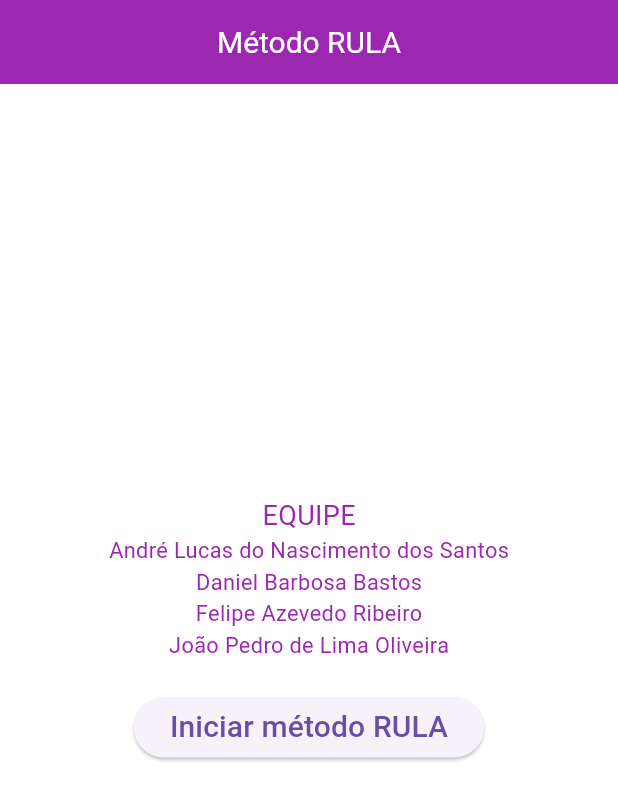
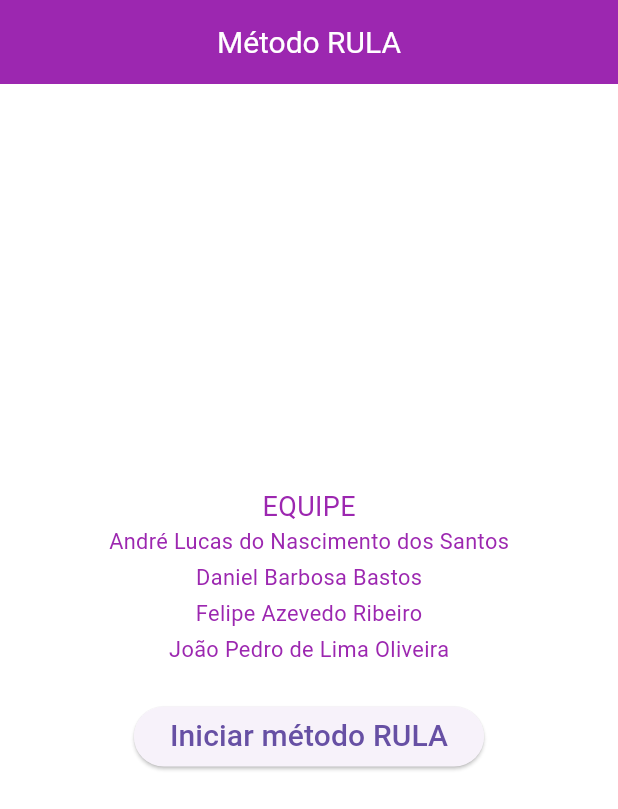
Before and after one commit to feliperfdev/metodo_rula, a Flutter app: the screen it shows after launch, on a phone screen of 412 x 824 dp. Shown: the top 809 px of the screen. Run offline on Flutter 3.47's test engine with Material 3 defaults, Android fonts, the phone set to English and light mode, and no system bars; our stand-ins replace flutter_modular.

```diff
--- /dev/null
+++ b/lib/core/utils/app_routes.dart
@@ -0,0 +1,13 @@
+abstract class AppRoutes {
+  static const String armPositionSideQuestions =
+      '/arm_position_side_questions_page/';
+  static const String forearm = '/forearm_page/';
+  static const String fist = '/fist_page/';
+  static const String tableA = '/table_a_page/';
+  static const String muscularContraction = '/muscular_contraction_page/';
+  static const String strengthAndLoad = '/strength_and_load_page/';
+  static const String neckPosition = '/neck_position_page/';
+  static const String trunkPosition = '/trunk_position_page/';
+  static const String tableC = '/table_c_page/';
+  static const String rula = '/rula_page/';
+}
--- a/lib/modules/home/controllers/home_controller.dart
+++ b/lib/modules/home/controllers/home_controller.dart
@@ -1,3 +1,13 @@
-abstract class HomeController {}
+abstract class HomeController {
+  abstract final List<String> members;
+}
 
-class HomeControllerImpl implements HomeController {}
+class HomeControllerImpl implements HomeController {
+  @override
+  final List<String> members = [
+    'André Lucas do Nascimento dos Santos',
+    'Daniel Barbosa Bastos',
+    'Felipe Azevedo Ribeiro',
+    'João Pedro de Lima Oliveira',
+  ];
+}
--- a/lib/modules/home/home_module.dart
+++ b/lib/modules/home/home_module.dart
@@ -1,4 +1,5 @@
 import 'package:flutter_modular/flutter_modular.dart';
+import 'package:metodo_rula/core/utils/app_routes.dart';
 import 'package:metodo_rula/modules/home/controllers/home_controller.dart';
 import 'package:metodo_rula/modules/home/pages/home_page.dart';
 
@@ -17,7 +18,7 @@ class HomeModule extends Module {
           child: (_, args) => const HomePage(),
         ),
         ModuleRoute(
-          '/rula/',
+          AppRoutes.rula,
           module: RulaModule(),
         ),
       ];
--- a/lib/modules/home/pages/home_page.dart
+++ b/lib/modules/home/pages/home_page.dart
@@ -1,8 +1,18 @@
 import 'package:flutter/material.dart';
 import 'package:flutter_modular/flutter_modular.dart';
+import 'package:metodo_rula/core/utils/app_routes.dart';
 
-class HomePage extends StatelessWidget {
+import '../controllers/home_controller.dart';
+
+class HomePage extends StatefulWidget {
   const HomePage({super.key});
+
+  @override
+  State<HomePage> createState() => _HomePageState();
+}
+
+class _HomePageState extends State<HomePage> {
+  final controller = Modular.get<HomeController>();
 
   @override
   Widget build(BuildContext context) {
@@ -16,50 +26,32 @@ class HomePage extends StatelessWidget {
       body: Column(
         mainAxisAlignment: MainAxisAlignment.center,
         children: [
-          const Column(
+          Column(
             children: [
-              Text(
+              const Text(
                 'EQUIPE',
                 style: TextStyle(
                   fontSize: 18,
                   color: Colors.purple,
                 ),
               ),
-              Text(
-                'André Lucas do Nascimento dos Santos',
-                style: TextStyle(
-                  color: Colors.purple,
-                  fontSize: 14.5,
+              for (final member in controller.members) ...{
+                Text(
+                  member,
+                  style: const TextStyle(
+                    color: Colors.purple,
+                    fontSize: 14.5,
+                  ),
                 ),
-              ),
-              Text(
-                'Daniel Barbosa Bastos',
-                style: TextStyle(
-                  color: Colors.purple,
-                  fontSize: 14.5,
-                ),
-              ),
-              Text(
-                'Felipe Azevedo Ribeiro',
-                style: TextStyle(
-                  color: Colors.purple,
-                  fontSize: 14.5,
-                ),
-              ),
-              Text(
-                'João Pedro de Lima Oliveira',
-                style: TextStyle(
-                  color: Colors.purple,
-                  fontSize: 14.5,
-                ),
-              ),
+                const SizedBox(height: 3),
+              },
             ],
           ),
           const SizedBox(height: 20),
           Center(
             child: ElevatedButton(
               onPressed: () {
-                Modular.to.pushNamed('/rula/');
+                Modular.to.pushNamed(AppRoutes.rula);
               },
               child: const Text(
                 'Iniciar método RULA',
--- a/lib/modules/rula/presenter/pages/arm_position_page.dart
+++ b/lib/modules/rula/presenter/pages/arm_position_page.dart
@@ -1,5 +1,6 @@
 import 'package:flutter/material.dart';
 import 'package:flutter_modular/flutter_modular.dart';
+import 'package:metodo_rula/core/utils/app_routes.dart';
 import 'package:metodo_rula/core/utils/widgets/custom_button_widget.dart';
 import 'package:metodo_rula/core/utils/widgets/score_setter_widget.dart';
 
@@ -84,7 +85,7 @@ class _ArmPositionPageState extends State<ArmPositionPage> {
               enabled: controller.buttonEnabled,
               text: 'Próximo',
               onTap: () {
-                Modular.to.pushNamed('./arm-pos-side-questions/');
+                Modular.to.pushNamed('.${AppRoutes.armPositionSideQuestions}');
               },
             ),
           ],
--- a/lib/modules/rula/presenter/pages/arm_position_side_questions_page.dart
+++ b/lib/modules/rula/presenter/pages/arm_position_side_questions_page.dart
@@ -1,5 +1,6 @@
 import 'package:flutter/material.dart';
 import 'package:flutter_modular/flutter_modular.dart';
+import 'package:metodo_rula/core/utils/app_routes.dart';
 import 'package:metodo_rula/core/utils/widgets/custom_button_widget.dart';
 
 import '../controllers/arm_position_controller.dart';
@@ -108,7 +109,7 @@ class _ArmPositionSideQuestionsPageState
                 onTap: () {
                   controller.leftScore += controller.totalTrueInLeft;
                   controller.rightScore += controller.totalTrueInRight;
-                  Modular.to.pushNamed('./../forearm/').then(
+                  Modular.to.pushNamed('./..${AppRoutes.forearm}').then(
                     (_) {
                       for (final question in controller.sideQuestionsLeft) {
                         setState(() {
--- a/lib/modules/rula/presenter/pages/fist_position_page.dart
+++ b/lib/modules/rula/presenter/pages/fist_position_page.dart
@@ -1,5 +1,6 @@
 import 'package:flutter/material.dart';
 import 'package:flutter_modular/flutter_modular.dart';
+import 'package:metodo_rula/core/utils/app_routes.dart';
 import 'package:metodo_rula/core/utils/widgets/custom_button_widget.dart';
 import 'package:metodo_rula/core/utils/widgets/score_setter_widget.dart';
 
@@ -110,7 +111,7 @@ class _FistPositionPageState extends State<FistPositionPage> {
               enabled: controller.buttonEnabled,
               text: 'Próximo',
               onTap: () {
-                Modular.to.pushNamed('./../table_a/').then(
+                Modular.to.pushNamed('./..${AppRoutes.tableA}').then(
                   (_) {
                     for (final question in controller.sideQuestionsLeft) {
                       setState(() {
--- a/lib/modules/rula/presenter/pages/forearm_position_page.dart
+++ b/lib/modules/rula/presenter/pages/forearm_position_page.dart
@@ -1,5 +1,6 @@
 import 'package:flutter/material.dart';
 import 'package:flutter_modular/flutter_modular.dart';
+import 'package:metodo_rula/core/utils/app_routes.dart';
 import 'package:metodo_rula/core/utils/widgets/custom_button_widget.dart';
 import 'package:metodo_rula/core/utils/widgets/score_setter_widget.dart';
 
@@ -116,7 +117,7 @@ class _ForearmPositionPageState extends State<ForearmPositionPage> {
                 if (controller.selectedValueRight!.isNotEmpty) {
                   controller.rightScore += 1;
                 }
-                Modular.to.pushNamed('./../fist/').then(
+                Modular.to.pushNamed('./..${AppRoutes.fist}').then(
                   (_) {
                     for (final question in controller.sideQuestionsLeft) {
                       setState(() {
--- a/lib/modules/rula/presenter/pages/muscular_contraction_page.dart
+++ b/lib/modules/rula/presenter/pages/muscular_contraction_page.dart
@@ -1,5 +1,6 @@
 import 'package:flutter/material.dart';
 import 'package:flutter_modular/flutter_modular.dart';
+import 'package:metodo_rula/core/utils/app_routes.dart';
 import 'package:metodo_rula/core/utils/widgets/custom_button_widget.dart';
 
 import '../controllers/muscular_contraction_controller.dart';
@@ -108,7 +109,7 @@ class MuscularContractionPageState extends State<MuscularContractionPage> {
                   controller.rightScore += 1;
                 }
                 Modular.to
-                    .pushNamed('./../strength_and_load/',
+                    .pushNamed('./..${AppRoutes.strengthAndLoad}',
                         arguments: widget.legs)
                     .then(
                   (_) {
--- a/lib/modules/rula/presenter/pages/neck_position_page.dart
+++ b/lib/modules/rula/presenter/pages/neck_position_page.dart
@@ -1,5 +1,6 @@
 import 'package:flutter/material.dart';
 import 'package:flutter_modular/flutter_modular.dart';
+import 'package:metodo_rula/core/utils/app_routes.dart';
 import 'package:metodo_rula/core/utils/widgets/custom_button_widget.dart';
 import 'package:metodo_rula/core/utils/widgets/score_setter_widget.dart';
 
@@ -77,7 +78,7 @@ class NeckPositionPageState extends State<NeckPositionPage> {
                   controller.score += 1;
                 }
 
-                Modular.to.pushNamed('./../trunk_position/');
+                Modular.to.pushNamed('./..${AppRoutes.trunkPosition}');
               },
             ),
           ],
--- a/lib/modules/rula/presenter/pages/strength_and_load_page.dart
+++ b/lib/modules/rula/presenter/pages/strength_and_load_page.dart
@@ -1,5 +1,6 @@
 import 'package:flutter/material.dart';
 import 'package:flutter_modular/flutter_modular.dart';
+import 'package:metodo_rula/core/utils/app_routes.dart';
 import 'package:metodo_rula/core/utils/widgets/custom_button_widget.dart';
 
 import '../controllers/muscular_contraction_controller.dart';
@@ -121,7 +122,7 @@ class StrengthAndLoadPageState extends State<StrengthAndLoadPage> {
                       muscularContraction.rightScore +
                       controller.rightScore;
 
-                  Modular.to.pushNamed('./../table_c/').then(
+                  Modular.to.pushNamed('./..${AppRoutes.tableC}').then(
                     (_) {
                       setState(() {
                         controller.selectedQuestionLeft = null;
@@ -135,7 +136,7 @@ class StrengthAndLoadPageState extends State<StrengthAndLoadPage> {
                   tableC.tableVerticalScoreRight =
                       muscularContraction.rightScore + controller.rightScore;
 
-                  Modular.to.pushNamed('./../neck_position/').then(
+                  Modular.to.pushNamed('./..${AppRoutes.neckPosition}').then(
                     (_) {
                       setState(() {
                         controller.selectedQuestionLeft = null;
```
Also changed, not shown: lib/modules/rula/presenter/pages/table_a_page.dart (+5 -2 lines), lib/modules/rula/presenter/pages/trunk_position_page.dart (+5 -2 lines), lib/modules/rula/rula_module.dart (+10 -9 lines).
